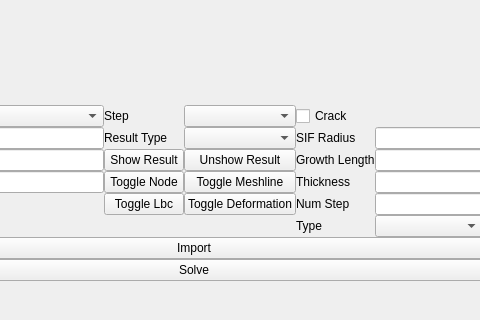
thanhlubk/Hornet, file src/HornetMain/HornetWindow.ui: the form before one commit; both pictures show x 95 to 575 and y 107 to 427 of the 800 by 600 pixel window.
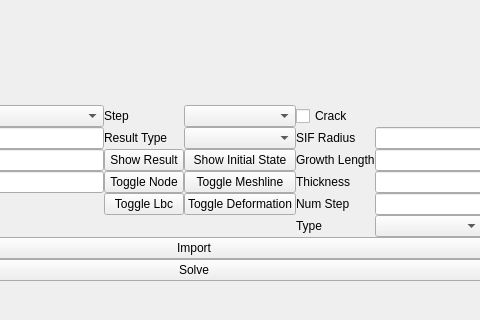
The form after the commit.

Patch:
```diff
--- a/src/HornetMain/HornetWindow.ui
+++ b/src/HornetMain/HornetWindow.ui
@@ -67,7 +67,7 @@
           <item row="2" column="3">
            <widget class="QPushButton" name="pushButtonUnshowResult">
             <property name="text">
-             <string>Unshow Result</string>
+             <string>Show Initial State</string>
             </property>
            </widget>
           </item>
```
Left out of the diff: 2 changed lines with no effect on the pictures.
